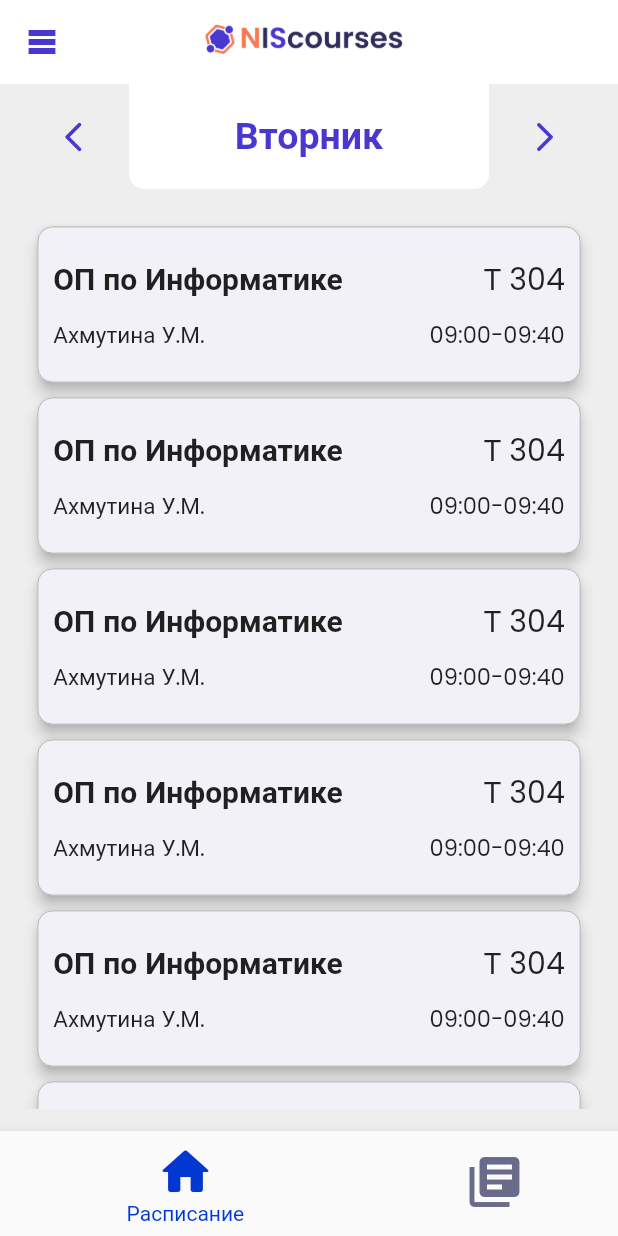
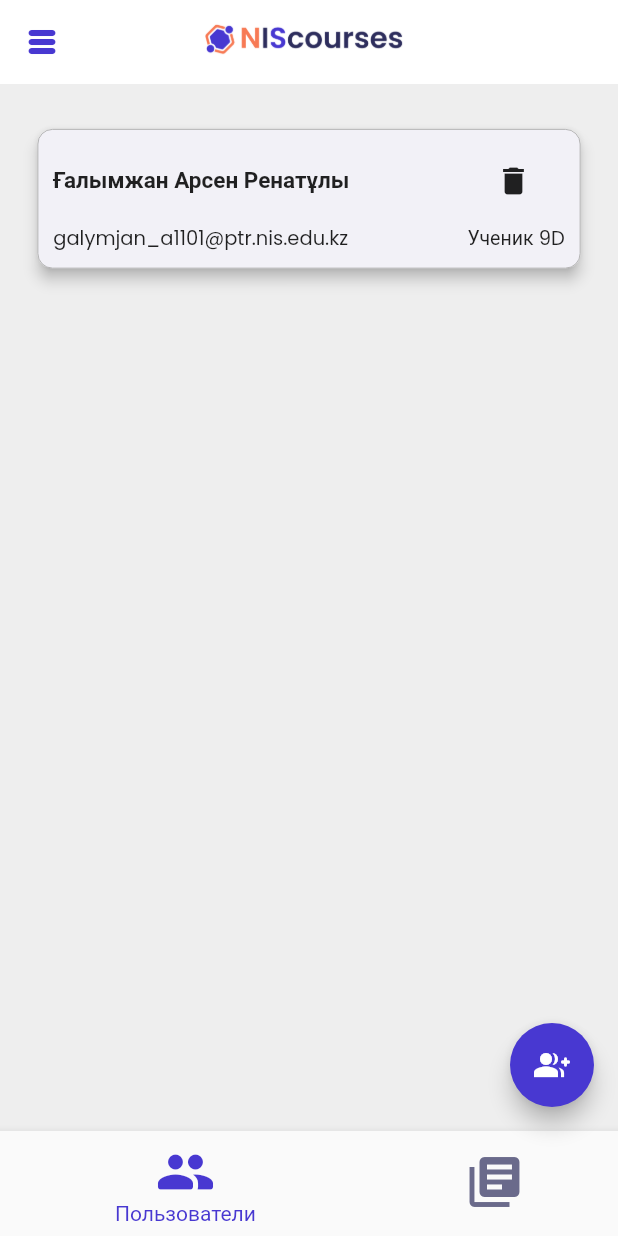
Before and after one commit to Akanov-Kanta/Courses, a Flutter app: the MainPage screen opened directly, on a phone screen of 412 x 824 dp. Run offline on Flutter 3.47's test engine with Material 2 defaults, Android fonts, the phone set to English and light mode, and no system bars; our stand-ins replace awesome_dialog, firebase_auth, firebase_core, google_fonts; accounts and stored records are empty; network calls fail; Roboto replaces fonts that are missing (Futura).

Commit message:
I DONT KNOW HOW TO DO IT

```diff
--- a/lib/pages/Auth.dart
+++ b/lib/Auth.dart
@@ -1,8 +1,9 @@
+import 'package:courses/pages/main_page.dart';
 import 'package:firebase_auth/firebase_auth.dart';
 import 'package:flutter/material.dart';
 import 'package:courses/pages/LoginPage.dart';
 import 'package:courses/pages/courses/all_topics.dart';
-import 'package:courses/pages/teacherCourses.dart';
+import 'package:courses/pages/courses/teacherCourses.dart';
 
 class AuthPage extends StatelessWidget {
   const AuthPage({super.key});
@@ -15,7 +16,7 @@ class AuthPage extends StatelessWidget {
         builder: (context, snapshot) {
           // user is logged in
           if (snapshot.hasData) {
-            return teacherCourses();
+            return MainPage();
           }
 
           // user is NOT logged in
--- a/lib/bottom_bar.dart
+++ b/lib/bottom_bar.dart
@@ -1,3 +1,5 @@
+import 'package:courses/const/constants.dart';
+import 'package:courses/main.dart';
 import 'package:flutter/material.dart';
 
 class BottomBar extends StatefulWidget {
@@ -14,7 +16,7 @@ class BottomBarState extends State<BottomBar> {
     return BottomNavigationBar(
         type: BottomNavigationBarType.shifting,
         currentIndex: selectedIndex,
-        selectedItemColor: Color.fromRGBO(2, 56, 209, 1),
+        selectedItemColor: DarkPurple,
         unselectedItemColor: Color.fromRGBO(106, 106, 139, 1),
         iconSize: 40,
         onTap: (int index){
@@ -27,8 +29,8 @@ class BottomBarState extends State<BottomBar> {
         items: <BottomNavigationBarItem>[
 
           BottomNavigationBarItem(
-            icon: Icon(Icons.home_rounded),
-            label: 'Расписание',
+            icon: Icon(userRole == Roles.student ? Icons.list_rounded : userRole == Roles.teacher ? Icons.work_rounded : Icons.people_rounded),
+            label: userRole == Roles.student ? 'Расписание' : userRole == Roles.teacher ? 'Мои курсы' : 'Пользователи',
           ),
           BottomNavigationBarItem(
             icon: Icon(Icons.my_library_books),
--- a/lib/main.dart
+++ b/lib/main.dart
@@ -4,7 +4,10 @@ import 'package:courses/pages/main_page.dart';
 import 'package:flutter/material.dart';
 import 'package:courses/pages/schedule.dart';
 import 'package:firebase_core/firebase_core.dart';
-import 'package:courses/pages/Auth.dart';
+import 'package:courses/Auth.dart';
+
+enum Roles {student, teacher, admin}
+Roles userRole = Roles.admin;
 
 Future main() async{
   WidgetsFlutterBinding.ensureInitialized();
--- a/lib/pages/LoginPage.dart
+++ b/lib/pages/LoginPage.dart
@@ -15,7 +15,8 @@ class _LoginPageState extends State<LoginPage> {
     try{
       await FirebaseAuth.instance.signInWithEmailAndPassword(
           email: emailcontroller.text,
-          password: passwordcontroller.text);}on FirebaseAuthException{
+          password: passwordcontroller.text);}on FirebaseAuthException catch(e){
+            print(e);
       showDialog(
           context: context,
           builder: (BuildContext context) {
@@ -119,7 +120,6 @@ class _LoginPageState extends State<LoginPage> {
                       width: 450,
                       height: 50,
                       child: TextFormField(
-                        autofocus: true,
                         controller: emailcontroller,
                         textCapitalization: TextCapitalization.none,
                         obscureText: false,
@@ -200,7 +200,6 @@ class _LoginPageState extends State<LoginPage> {
                       width: 450,
                       height: 50,
                       child: TextFormField(
-                        autofocus: true,
                         controller: passwordcontroller,
                         textCapitalization: TextCapitalization.none,
                         obscureText: false,
--- a/lib/pages/courses/topic_courses.dart
+++ b/lib/pages/courses/topic_courses.dart
@@ -1,5 +1,5 @@
 import 'package:courses/pages/courses/all_topics.dart';
-import 'package:courses/pages/courses/customdialog.dart';
+import 'package:courses/pages/courses/course_info_dialog.dart';
 import 'package:flutter/material.dart';
 
 class TopicCourses extends StatefulWidget {
@@ -246,7 +246,7 @@ class TopicCourseTile extends StatelessWidget {
         showDialog(
           context: context,
           builder: (BuildContext context) {
-            return CustomDialog(topicNAME: heading, count: count,max: max,);
+            return CourseInfoDialog(topicNAME: heading, count: count,max: max,);
           },
         );
       },
--- a/lib/pages/main_page.dart
+++ b/lib/pages/main_page.dart
@@ -1,10 +1,15 @@
 import 'package:courses/const/constants.dart';
 import 'package:courses/pages/courses/all_topics.dart';
+import 'package:courses/pages/courses/teacherCourses.dart';
+import 'package:courses/pages/courses/topic_courses.dart';
 import 'package:courses/pages/schedule.dart';
+import 'package:courses/pages/users_page.dart';
 import 'package:flutter/material.dart';
 import 'package:courses/side_bar.dart';
 
 import '../bottom_bar.dart';
+import '../main.dart';
+import 'courses/createnewcourse.dart';
 
 class MainPage extends StatefulWidget {
   const MainPage({super.key});
@@ -14,7 +19,13 @@ class MainPage extends StatefulWidget {
 }
 
 class _MainPageState extends State<MainPage> {
-  List<Widget> pages = [Schedule()];
+  List<Widget> pages = [
+    userRole == Roles.student
+        ? Schedule()
+        : userRole == Roles.teacher
+            ? teacherCoursesList()
+            : UsersListPage()
+  ];
   late Widget currentPage;
   void changeCurrentPage(int index) {
     setState(() {
@@ -22,7 +33,7 @@ class _MainPageState extends State<MainPage> {
     });
   }
 
-  void setCurrentPage(Widget page){
+  void setCurrentPage(Widget page) {
     setState(() {
       currentPage = page;
     });
@@ -30,24 +41,29 @@ class _MainPageState extends State<MainPage> {
 
   @override
   void initState() {
-    pages.add(Topics(setPage: setCurrentPage, changePage: changeCurrentPage,));
+    pages.add(Topics(
+      setPage: setCurrentPage,
+      changePage: changeCurrentPage,
+    ));
     currentPage = pages[0];
     // TODO: implement initState
     super.initState();
   }
+
   final GlobalKey<ScaffoldState> _scaffoldKey = GlobalKey<ScaffoldState>();
   @override
   Widget build(BuildContext context) {
     return Scaffold(
       key: _scaffoldKey,
       backgroundColor: Colors.grey[200],
+      resizeToAvoidBottomInset: false,
       appBar: AppBar(
         elevation: 0,
         leading: IconButton(
           onPressed: () {
             _scaffoldKey.currentState!.openDrawer();
           },
-          icon: Icon(Icons.table_rows_sharp, color: DarkPurple),
+          icon: Icon(Icons.table_rows_rounded, color: DarkPurple),
         ),
         centerTitle: true,
         title: SizedBox(
@@ -60,6 +76,35 @@ class _MainPageState extends State<MainPage> {
         backgroundColor: Colors.white,
       ),
       drawer: Sidebar(),
+      floatingActionButton: userRole == Roles.admin
+          ? (currentPage.runtimeType == Topics
+              ? FloatingActionButton(
+                  onPressed: () {
+                    print("ADMIN TOPICS");
+                  },
+                  child: Icon(Icons.create_new_folder_rounded),
+                  backgroundColor: DarkPurple,
+                )
+              : currentPage.runtimeType == TopicCourses
+                  ? FloatingActionButton(
+                      onPressed: () {
+                        print("ADMIN COURSES");
+                        showDialog(context: context, builder: (context){
+                          return CreateNewCourse();
+                        });
+                      },
+                      child: Icon(Icons.my_library_add_rounded),
+                      backgroundColor: DarkPurple,
+                    )
+                  : currentPage.runtimeType == UsersListPage
+                  ? FloatingActionButton(
+                      onPressed: () {
+                        print("ADMIN PEOPLE");
+                      },
+                      child: Icon(Icons.group_add_rounded),
+                      backgroundColor: DarkPurple,
+                    ) : null)
+          : null,
       body: currentPage,
       bottomNavigationBar: BottomBar(
         changePage: changeCurrentPage,
--- /dev/null
+++ b/lib/pages/users_page.dart
@@ -0,0 +1,129 @@
+import 'package:flutter/material.dart';
+
+class UsersListPage extends StatefulWidget {
+  const UsersListPage({super.key});
+
+  @override
+  State<UsersListPage> createState() => _UsersListPageState();
+}
+
+class _UsersListPageState extends State<UsersListPage> {
+  @override
+  Widget build(BuildContext context) {
+    return ListView(
+      physics: BouncingScrollPhysics(),
+      padding: EdgeInsets.all(25),
+      children: [
+        UserTile(
+            name: 'Ғалымжан Арсен Ренатұлы',
+            email: 'galymjan_a1101@ptr.nis.edu.kz',
+            role: 'Ученик 9D')
+      ],
+    );
+  }
+}
+
+class UserTile extends StatelessWidget {
+  UserTile(
+      {super.key, required this.name, required this.email, required this.role});
+  final String name, email, role;
+  @override
+  Widget build(BuildContext context) {
+    return Padding(
+      padding: const EdgeInsets.symmetric(
+        vertical: 5,
+      ),
+      child: SizedBox(
+        width: double.infinity,
+        child: Material(
+          elevation: 4,
+          borderRadius: BorderRadius.circular(10),
+          child: Container(
+            padding: EdgeInsets.symmetric(vertical: 10, horizontal: 10),
+            decoration: BoxDecoration(
+                borderRadius: BorderRadius.circular(10),
+                color: Color.fromARGB(255, 242, 241, 247),
+                border: Border.all(color: Colors.grey, width: 0.5)),
+            child: Column(
+              mainAxisAlignment: MainAxisAlignment.center,
+              crossAxisAlignment: CrossAxisAlignment.center,
+              children: [
+                Row(
+                  children: [
+                    Expanded(
+                      flex: 10,
+                      child: SizedBox(
+                        width: double.infinity,
+                        child: Text(
+                          name,
+                          style: TextStyle(
+                            fontSize: 15,
+                            fontWeight: FontWeight.bold,
+                            fontFamily: 'Futura',
+                          ),
+                        ),
+                      ),
+                    ),
+                    Expanded(
+                      flex: 2,
+                      child: SizedBox(
+                        width: double.infinity,
+                      ),
+                    ),
+                    Expanded(
+                      flex: 3,
+                      child: SizedBox(
+                          width: double.infinity,
+                          child: IconButton(
+                            icon: Icon(Icons.delete),
+                            onPressed: () {},
+                          )),
+                    ),
+                  ],
+                ),
+                SizedBox(
+                  height: 5,
+                ),
+                Row(
+                  children: [
+                    Expanded(
+                      flex: 10,
+                      child: SizedBox(
+                        width: double.infinity,
+                        child: Text(
+                          email,
+                          style: TextStyle(
+                            fontSize: 13,
+                          ),
+                        ),
+                      ),
+                    ),
+                    Expanded(
+                      flex: 1,
+                      child: SizedBox(
+                        width: double.infinity,
+                      ),
+                    ),
+                    Expanded(
+                      flex: 3,
+                      child: SizedBox(
+                        width: double.infinity,
+                        child: Text(
+                          role,
+                          textAlign: TextAlign.end,
+                          style: TextStyle(
+                            fontSize: 13,
+                          ),
+                        ),
+                      ),
+                    ),
+                  ],
+                ),
+              ],
+            ),
+          ),
+        ),
+      ),
+    );
+  }
+}
--- a/lib/side_bar.dart
+++ b/lib/side_bar.dart
@@ -1,3 +1,4 @@
+import 'package:firebase_auth/firebase_auth.dart';
 import 'package:flutter/material.dart';
 
 
@@ -46,7 +47,7 @@ class _SidebarState extends State<Sidebar> {
                         ),
                         ListTile(
                           tileColor: Colors.black,
-                          title:Text("bekkozhina_a0701@ptr.nis.edu.kz", style: TextStyle(color: Color(0xFF2E2E5D), letterSpacing: .5, fontFamily: "poppins"),
+                          title:Text(FirebaseAuth.instance.currentUser!.email!, style: TextStyle(color: Color(0xFF2E2E5D), letterSpacing: .5, fontFamily: "poppins"),
 
                           ),
                         ),
--- a/pubspec.yaml
+++ b/pubspec.yaml
@@ -69,9 +69,7 @@ flutter:
 
   # To add assets to your application, add an assets section, like this:
   assets:
-    - assets/images/nisCourses.png
-    - assets/images/schedule.png
-    - assets/images/courses.png
+    - assets/images/
 
   # An image asset can refer to one or more resolution-specific "variants", see
   # https://flutter.dev/assets-and-images/#resolution-aware
```
Also changed, not shown: lib/pages/courses/course_info_dialog.dart (renamed from lib/pages/courses/customdialog.dart, +6 -5 lines), lib/pages/courses/createnewcourse.dart (+149 -50 lines), lib/pages/courses/teacherCourses.dart (renamed from lib/pages/teacherCourses.dart, +20 -36 lines), pubspec.lock.
